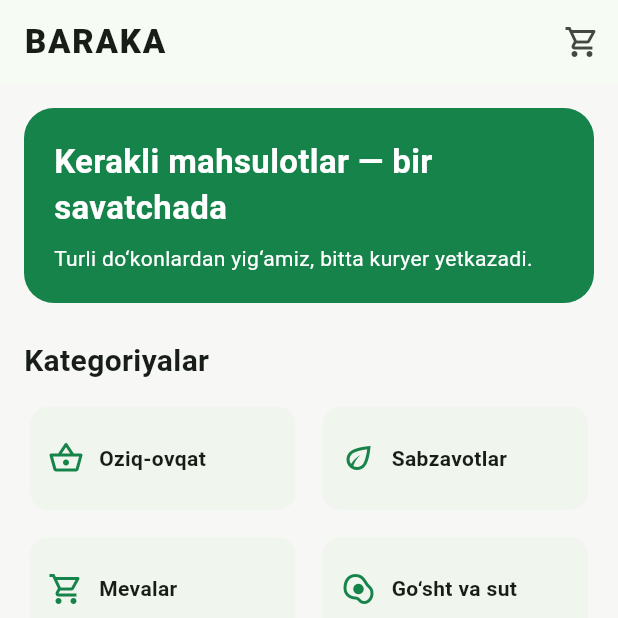
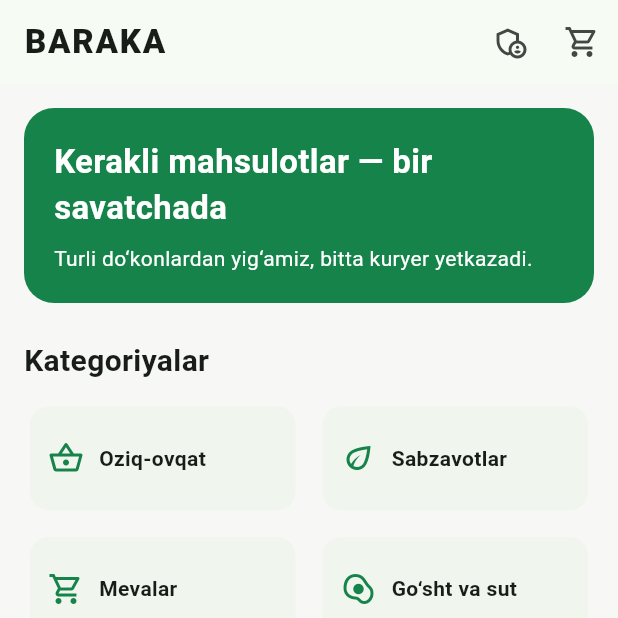
Before and after one commit to salikh00013/Baraka_app, a Flutter app: the screen it shows after launch, on a phone screen of 412 x 824 dp, the top half of it. Run offline on Flutter 3.47's test engine with Material 3 defaults, Android fonts, the phone set to English and light mode, and no system bars; our stand-ins replace supabase_flutter; accounts and stored records are empty.

Commit message:
Add temporary navigation to admin prototype

```diff
--- a/lib/screens/home_screen.dart
+++ b/lib/screens/home_screen.dart
@@ -1,6 +1,7 @@
 import 'package:flutter/material.dart';
 
 import 'catalog_screen.dart';
+import 'admin_screen.dart';
 
 class HomeScreen extends StatelessWidget {
   const HomeScreen({super.key});
@@ -24,6 +25,13 @@ class HomeScreen extends StatelessWidget {
           style: TextStyle(fontWeight: FontWeight.w800, letterSpacing: 1.2),
         ),
         actions: [
+          IconButton(
+            tooltip: 'Admin bo‘limi (vaqtinchalik test)',
+            onPressed: () => Navigator.of(context).push(
+              MaterialPageRoute(builder: (_) => const AdminScreen()),
+            ),
+            icon: const Icon(Icons.admin_panel_settings_outlined),
+          ),
           IconButton(
             tooltip: 'Savatcha',
             onPressed: () {},
```
